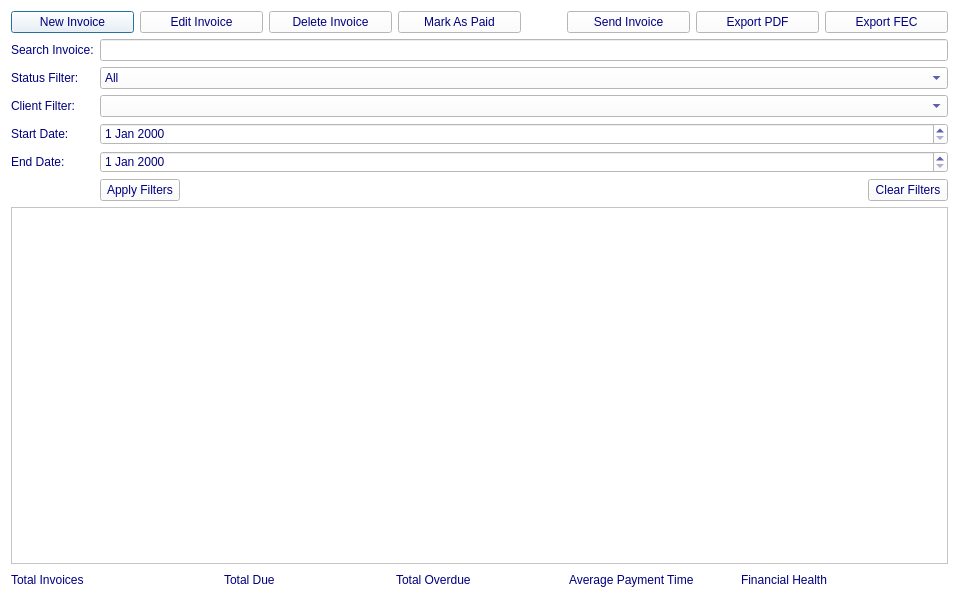
Before: the Qt Designer form invoicemanagementwidget.ui in rahma159/application, drawn with Qt 5.
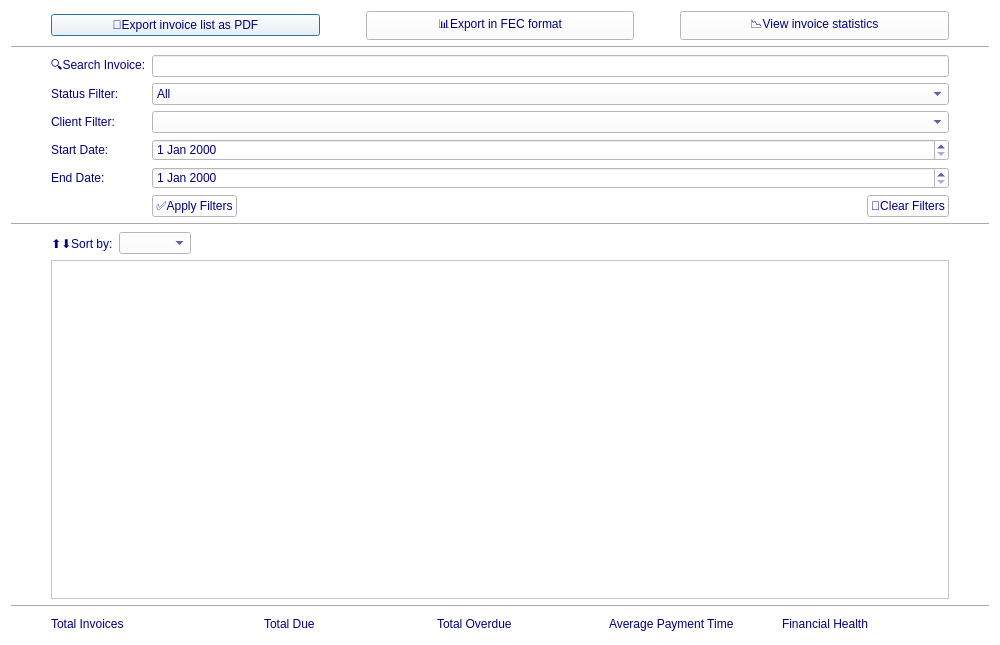
After: the same form once the commit is applied.

Patch:
```diff
--- a/invoicemanagementwidget.ui
+++ b/invoicemanagementwidget.ui
@@ -6,8 +6,8 @@
    <rect>
     <x>0</x>
     <y>0</y>
-    <width>959</width>
-    <height>601</height>
+    <width>1000</width>
+    <height>645</height>
    </rect>
   </property>
   <property name="windowTitle">
@@ -17,39 +17,9 @@
    <string notr="true">background-color: rgb(255, 255, 255);
 color: rgb(0, 0, 127);</string>
   </property>
-  <layout class="QHBoxLayout" name="horizontalLayout_3">
-   <item>
     <layout class="QVBoxLayout" name="verticalLayout">
      <item>
       <layout class="QHBoxLayout" name="horizontalLayout">
-       <item>
-        <widget class="QPushButton" name="newInvoiceButton">
-         <property name="text">
-          <string>New Invoice</string>
-         </property>
-        </widget>
-       </item>
-       <item>
-        <widget class="QPushButton" name="editInvoiceButton">
-         <property name="text">
-          <string>Edit Invoice</string>
-         </property>
-        </widget>
-       </item>
-       <item>
-        <widget class="QPushButton" name="deleteInvoiceButton">
-         <property name="text">
-          <string>Delete Invoice</string>
-         </property>
-        </widget>
-       </item>
-       <item>
-        <widget class="QPushButton" name="markAsPaidButton">
-         <property name="text">
-          <string>Mark As Paid</string>
-         </property>
-        </widget>
-       </item>
        <item>
         <spacer name="horizontalSpacer_3">
          <property name="orientation">
@@ -69,53 +39,128 @@
        <item>
         <widget class="QPushButton" name="sendInvoiceButton">
          <property name="text">
-          <string>Send Invoice</string>
+        <string>📄Export invoice list as PDF</string>
          </property>
         </widget>
        </item>
        <item>
-        <widget class="QPushButton" name="exportPdfButton">
+      <spacer name="horizontalSpacer_4">
+       <property name="orientation">
+        <enum>Qt::Orientation::Horizontal</enum>
+       </property>
+       <property name="sizeType">
+        <enum>QSizePolicy::Policy::Preferred</enum>
+       </property>
+       <property name="sizeHint" stdset="0">
+        <size>
+         <width>40</width>
+         <height>20</height>
+        </size>
+       </property>
+      </spacer>
+     </item>
+     <item>
+      <widget class="QPushButton" name="exportFecButton">
          <property name="text">
-          <string>Export PDF</string>
+        <string>📊Export in FEC format</string>
          </property>
         </widget>
        </item>
        <item>
-        <widget class="QPushButton" name="exportFecbutton">
+      <spacer name="horizontalSpacer_6">
+       <property name="orientation">
+        <enum>Qt::Orientation::Horizontal</enum>
+       </property>
+       <property name="sizeType">
+        <enum>QSizePolicy::Policy::Preferred</enum>
+       </property>
+       <property name="sizeHint" stdset="0">
+        <size>
+         <width>40</width>
+         <height>20</height>
+        </size>
+       </property>
+      </spacer>
+     </item>
+     <item>
+      <widget class="QPushButton" name="viewStatisticsButton">
          <property name="text">
-          <string>Export FEC</string>
+        <string>📉View invoice statistics</string>
          </property>
         </widget>
        </item>
-      </layout>
-     </item>
+     <item>
+      <spacer name="horizontalSpacer_13">
+       <property name="orientation">
+        <enum>Qt::Orientation::Horizontal</enum>
+       </property>
+       <property name="sizeType">
+        <enum>QSizePolicy::Policy::Preferred</enum>
+       </property>
+       <property name="sizeHint" stdset="0">
+        <size>
+         <width>40</width>
+         <height>20</height>
+        </size>
+       </property>
+      </spacer>
+     </item>
+    </layout>
+   </item>
+   <item>
+    <widget class="Line" name="line_3">
+     <property name="orientation">
+      <enum>Qt::Orientation::Horizontal</enum>
+     </property>
+    </widget>
+   </item>
      <item>
       <layout class="QGridLayout" name="gridLayout">
-       <item row="1" column="0">
-        <widget class="QLabel" name="statusFilterLabel">
+     <item row="3" column="1">
+      <widget class="QLabel" name="startDateLabel">
          <property name="text">
-          <string>Status Filter:</string>
+        <string>Start Date:</string>
          </property>
         </widget>
        </item>
-       <item row="4" column="0">
-        <widget class="QLabel" name="endDateLabel">
+     <item row="5" column="2">
+      <layout class="QHBoxLayout" name="horizontalLayout_2">
+       <item>
+        <widget class="QPushButton" name="applyFiltersButton">
          <property name="text">
-          <string>End Date:</string>
+          <string>✅Apply Filters</string>
          </property>
         </widget>
        </item>
-       <item row="4" column="1">
+       <item>
+        <spacer name="horizontalSpacer">
+         <property name="orientation">
+          <enum>Qt::Orientation::Horizontal</enum>
+         </property>
+         <property name="sizeHint" stdset="0">
+          <size>
+           <width>40</width>
+           <height>20</height>
+          </size>
+         </property>
+        </spacer>
+       </item>
+       <item>
+        <widget class="QPushButton" name="clearFiltersButton">
+         <property name="text">
+          <string>🧹Clear Filters</string>
+         </property>
+        </widget>
+       </item>
+      </layout>
+     </item>
+     <item row="4" column="2">
         <widget class="QDateEdit" name="endDateEdit"/>
        </item>
-       <item row="0" column="0">
-        <widget class="QLabel" name="searchInvoiceLabel">
-         <property name="text">
-          <string>Search Invoice:</string>
-         </property>
-        </widget>
-       </item>
-       <item row="1" column="1">
+     <item row="3" column="2">
+      <widget class="QDateEdit" name="startDateEdit"/>
+     </item>
+     <item row="1" column="2">
         <widget class="QComboBox" name="statusFilterComboBox">
          <item>
           <property name="text">
@@ -149,47 +194,95 @@
          </item>
         </widget>
        </item>
-       <item row="0" column="1">
+     <item row="4" column="1">
+      <widget class="QLabel" name="endDateLabel">
+       <property name="text">
+        <string>End Date:</string>
+       </property>
+      </widget>
+     </item>
+     <item row="0" column="2">
         <widget class="QLineEdit" name="searchInvoiceLineEdit">
          <property name="text">
           <string/>
          </property>
         </widget>
        </item>
+     <item row="0" column="1">
+      <widget class="QLabel" name="searchInvoiceLabel">
+       <property name="text">
+        <string>🔍Search Invoice:</string>
+       </property>
+      </widget>
+     </item>
        <item row="2" column="0">
+      <spacer name="horizontalSpacer_7">
+       <property name="orientation">
+        <enum>Qt::Orientation::Horizontal</enum>
+       </property>
+       <property name="sizeType">
+        <enum>QSizePolicy::Policy::Preferred</enum>
+       </property>
+       <property name="sizeHint" stdset="0">
+        <size>
+         <width>40</width>
+         <height>20</height>
+        </size>
+       </property>
+      </spacer>
+     </item>
+     <item row="2" column="2">
+      <widget class="QComboBox" name="clientFilterComboBox"/>
+     </item>
+     <item row="2" column="1">
         <widget class="QLabel" name="clientFilterLabel">
          <property name="text">
           <string>Client Filter:</string>
          </property>
         </widget>
        </item>
-       <item row="3" column="0">
-        <widget class="QLabel" name="startDateLabel">
+     <item row="1" column="1">
+      <widget class="QLabel" name="statusFilterLabel">
          <property name="text">
-          <string>Start Date:</string>
+        <string>Status Filter:</string>
          </property>
         </widget>
        </item>
-       <item row="3" column="1">
-        <widget class="QDateEdit" name="startDateEdit"/>
-       </item>
-       <item row="2" column="1">
-        <widget class="QComboBox" name="clientFilterComboBox"/>
-       </item>
-       <item row="5" column="1">
-        <layout class="QHBoxLayout" name="horizontalLayout_2">
+     <item row="3" column="3">
+      <spacer name="horizontalSpacer_8">
+       <property name="orientation">
+        <enum>Qt::Orientation::Horizontal</enum>
+       </property>
+       <property name="sizeType">
+        <enum>QSizePolicy::Policy::Preferred</enum>
+       </property>
+       <property name="sizeHint" stdset="0">
+        <size>
+         <width>40</width>
+         <height>20</height>
+        </size>
+       </property>
+      </spacer>
+     </item>
+    </layout>
+   </item>
          <item>
-          <widget class="QPushButton" name="applyFiltersButton">
-           <property name="text">
-            <string>Apply Filters</string>
+    <widget class="Line" name="line_2">
+     <property name="orientation">
+      <enum>Qt::Orientation::Horizontal</enum>
            </property>
           </widget>
          </item>
          <item>
-          <spacer name="horizontalSpacer">
+    <layout class="QGridLayout" name="gridLayout_2">
+     <item row="1" column="0">
+      <spacer name="horizontalSpacer_9">
            <property name="orientation">
             <enum>Qt::Orientation::Horizontal</enum>
            </property>
+       <property name="sizeType">
+        <enum>QSizePolicy::Policy::Preferred</enum>
+       </property>
            <property name="sizeHint" stdset="0">
             <size>
              <width>40</width>
@@ -198,22 +291,82 @@
            </property>
           </spacer>
          </item>
+     <item row="0" column="1">
+      <layout class="QHBoxLayout" name="horizontalLayout_3">
          <item>
-          <widget class="QPushButton" name="clearFiltersButton">
+        <widget class="QLabel" name="label">
            <property name="text">
-            <string>Clear Filters</string>
+          <string>⬆️⬇️Sort by:</string>
            </property>
           </widget>
          </item>
-        </layout>
+       <item>
+        <widget class="QComboBox" name="sortComboBox"/>
        </item>
+       <item>
+        <spacer name="horizontalSpacer_5">
+         <property name="orientation">
+          <enum>Qt::Orientation::Horizontal</enum>
+         </property>
+         <property name="sizeType">
+          <enum>QSizePolicy::Policy::Expanding</enum>
+         </property>
+         <property name="sizeHint" stdset="0">
+          <size>
+           <width>40</width>
+           <height>20</height>
+          </size>
+         </property>
+        </spacer>
+       </item>
       </layout>
      </item>
-     <item>
+     <item row="1" column="1">
       <widget class="QTableView" name="tableView"/>
      </item>
+     <item row="1" column="2">
+      <spacer name="horizontalSpacer_10">
+       <property name="orientation">
+        <enum>Qt::Orientation::Horizontal</enum>
+       </property>
+       <property name="sizeType">
+        <enum>QSizePolicy::Policy::Preferred</enum>
+       </property>
+       <property name="sizeHint" stdset="0">
+        <size>
+         <width>40</width>
+         <height>20</height>
+        </size>
+       </property>
+      </spacer>
+     </item>
+    </layout>
+   </item>
+   <item>
+    <widget class="Line" name="line">
+     <property name="orientation">
+      <enum>Qt::Orientation::Horizontal</enum>
+     </property>
+    </widget>
+   </item>
      <item>
       <layout class="QHBoxLayout" name="summaryLayout">
+     <item>
+      <spacer name="horizontalSpacer_11">
+       <property name="orientation">
+        <enum>Qt::Orientation::Horizontal</enum>
+       </property>
+       <property name="sizeType">
+        <enum>QSizePolicy::Policy::Preferred</enum>
+       </property>
+       <property name="sizeHint" stdset="0">
+        <size>
+         <width>40</width>
+         <height>20</height>
+        </size>
+       </property>
+      </spacer>
+     </item>
        <item>
         <widget class="QLabel" name="totalInvoicesLabel">
          <property name="text">
@@ -266,12 +419,12 @@
         </widget>
        </item>
        <item>
-        <spacer name="horizontalSpacer_4">
+      <spacer name="horizontalSpacer_12">
          <property name="orientation">
           <enum>Qt::Orientation::Horizontal</enum>
          </property>
          <property name="sizeType">
-          <enum>QSizePolicy::Policy::Minimum</enum>
+        <enum>QSizePolicy::Policy::Preferred</enum>
          </property>
          <property name="sizeHint" stdset="0">
           <size>
@@ -280,8 +433,6 @@
           </size>
          </property>
         </spacer>
-       </item>
-      </layout>
      </item>
     </layout>
    </item>
```
Left out of the diff: 2 changed lines with no effect on the pictures. Lines whose indentation alone changed are shown as unchanged.
